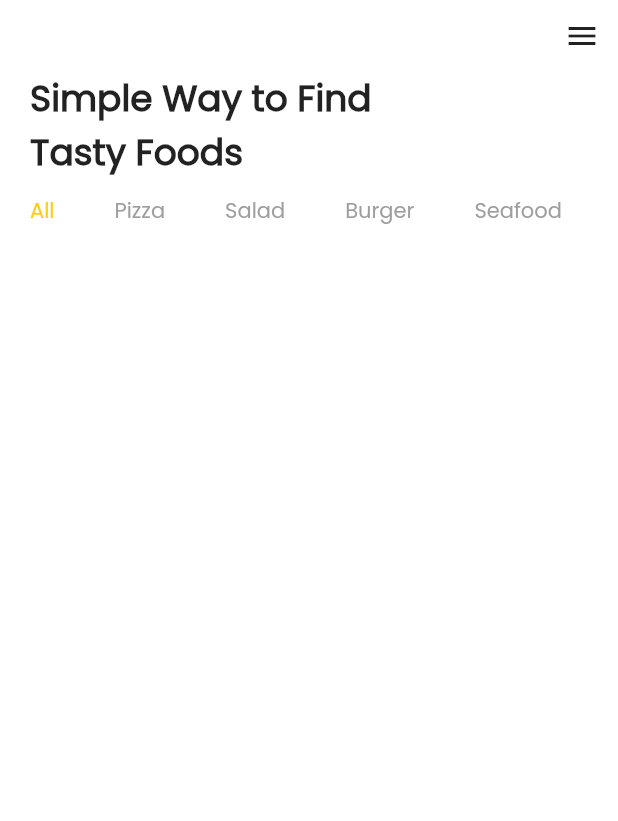
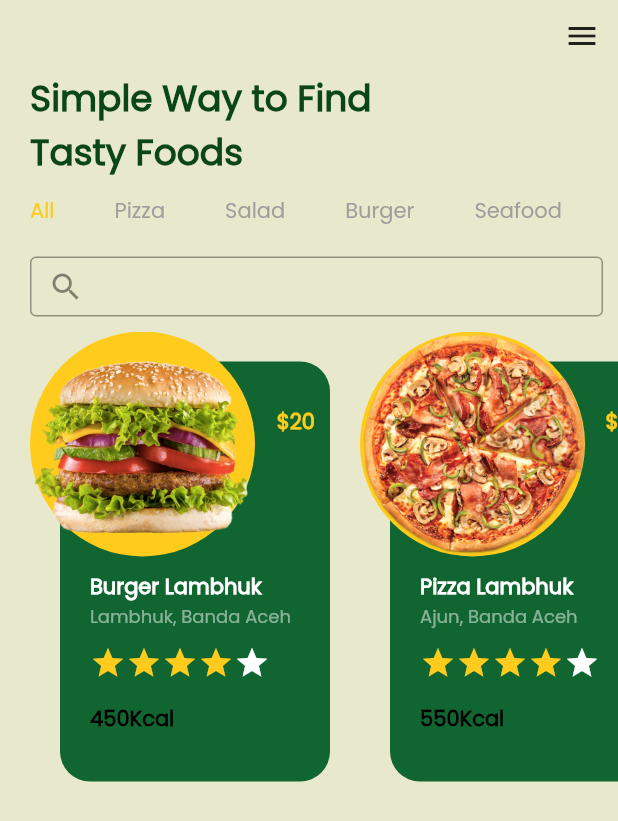
Before and after one commit to Apryn/food_app, a Flutter app: the screen it shows after launch, on a phone screen of 412 x 824 dp. Shown: the top 821 px of the screen. Run offline on Flutter 3.47's test engine with Material 2 defaults, Android fonts, the phone set to English and light mode, and no system bars.

Commit message:
Add HomeScreen

```diff
--- /dev/null
+++ b/lib/Screen/Home/Components/category_text.dart
@@ -0,0 +1,27 @@
+import 'package:flutter/material.dart';
+import 'package:food_app/theme.dart';
+
+class CategoryText extends StatelessWidget {
+  CategoryText({
+    Key? key,
+    required this.title,
+    this.active = false,
+  }) : super(key: key);
+
+  final String title;
+  bool active;
+
+  @override
+  Widget build(BuildContext context) {
+    return Padding(
+      padding: const EdgeInsets.only(left: 20, right: 20),
+      child: Text(
+        title,
+        style: Theme.of(context)
+            .textTheme
+            .button!
+            .copyWith(color: active ? primary : Colors.grey),
+      ),
+    );
+  }
+}
--- /dev/null
+++ b/lib/Screen/Home/Components/search_bar.dart
@@ -0,0 +1,23 @@
+import 'package:flutter/material.dart';
+
+class SearchBar extends StatelessWidget {
+  const SearchBar({
+    Key? key,
+  }) : super(key: key);
+
+  @override
+  Widget build(BuildContext context) {
+    return Container(
+      padding: const EdgeInsets.only(left: 20, right: 10, top: 20, bottom: 10),
+      height: 70,
+      width: double.infinity,
+      child: const TextField(
+        decoration: InputDecoration(
+            border: OutlineInputBorder(),
+            prefixIcon: Icon(
+              Icons.search,
+            )),
+      ),
+    );
+  }
+}
--- a/lib/Screen/Home/home_screen.dart
+++ b/lib/Screen/Home/home_screen.dart
@@ -1,8 +1,8 @@
-import 'dart:ffi';
-
-import 'package:flutter/cupertino.dart';
 import 'package:flutter/material.dart';
 import 'package:food_app/theme.dart';
+
+import 'Components/category_text.dart';
+import 'Components/search_bar.dart';
 
 class HomeScreen extends StatelessWidget {
   const HomeScreen({Key? key}) : super(key: key);
@@ -16,7 +16,7 @@ class HomeScreen extends StatelessWidget {
           children: [
             Container(
               alignment: Alignment.topRight,
-              child: IconButton(onPressed: () {}, icon: Icon(Icons.menu)),
+              child: IconButton(onPressed: () {}, icon: const Icon(Icons.menu)),
             ),
             Padding(
               padding: const EdgeInsets.only(left: 20, bottom: 10),
@@ -40,6 +40,27 @@ class HomeScreen extends StatelessWidget {
                 ],
               ),
             ),
+            const SearchBar(),
+            SingleChildScrollView(
+              scrollDirection: Axis.horizontal,
+              child: Row(
+                children: const [
+                  FoodCard(
+                    title: "Burger Lambhuk",
+                    place: "Lambhuk, Banda Aceh",
+                    price: "\$20",
+                    image: "assets/images/Burger.png",
+                    cal: "450Kcal",
+                  ),
+                  FoodCard(
+                      title: "Pizza Lambhuk",
+                      place: "Ajun, Banda Aceh",
+                      price: "\$50",
+                      image: "assets/images/Pizza.png",
+                      cal: "550Kcal"),
+                ],
+              ),
+            )
           ],
         ),
       ),
@@ -47,26 +68,104 @@ class HomeScreen extends StatelessWidget {
   }
 }
 
-class CategoryText extends StatelessWidget {
-  CategoryText({
+class FoodCard extends StatelessWidget {
+  const FoodCard({
     Key? key,
     required this.title,
-    this.active = false,
+    required this.place,
+    required this.cal,
+    required this.image,
+    required this.price,
   }) : super(key: key);
 
-  final String title;
-  bool active;
+  final String title, place, cal, image, price;
 
   @override
   Widget build(BuildContext context) {
-    return Padding(
-      padding: const EdgeInsets.only(left: 20, right: 20),
-      child: Text(
-        title,
-        style: Theme.of(context)
-            .textTheme
-            .button!
-            .copyWith(color: active ? primary : Colors.grey),
+    return Container(
+      margin: const EdgeInsets.only(left: 20),
+      height: 300,
+      width: 200,
+      child: Stack(
+        children: [
+          Positioned(
+            right: 0,
+            bottom: 0,
+            child: Container(
+              height: 280,
+              width: 180,
+              decoration: BoxDecoration(
+                  borderRadius: BorderRadius.circular(20), color: subheadline),
+            ),
+          ),
+          Container(
+            height: 150,
+            width: 150,
+            decoration:
+                const BoxDecoration(shape: BoxShape.circle, color: primary),
+          ),
+          Positioned(
+            child: Container(
+              height: 150,
+              width: 150,
+              decoration: BoxDecoration(
+                  image: DecorationImage(image: AssetImage(image))),
+            ),
+          ),
+          Positioned(
+            right: 10,
+            top: 50,
+            child: Text(
+              price,
+              style:
+                  const TextStyle(color: primary, fontWeight: FontWeight.bold),
+            ),
+          ),
+          Positioned(
+              top: 160,
+              left: 40,
+              child: Container(
+                width: 300,
+                child: Column(
+                  crossAxisAlignment: CrossAxisAlignment.start,
+                  children: [
+                    Text(
+                      title,
+                      style: TextStyle(
+                          fontWeight: FontWeight.bold, color: Colors.white),
+                    ),
+                    Text(place,
+                        style: TextStyle(
+                          fontSize: 12,
+                          color: Colors.white.withOpacity(0.5),
+                        )),
+                    const SizedBox(
+                      height: 10,
+                    ),
+                    Row(
+                      children: const [
+                        Icon(
+                          Icons.star,
+                          color: primary,
+                        ),
+                        Icon(Icons.star, color: primary),
+                        Icon(Icons.star, color: primary),
+                        Icon(Icons.star, color: primary),
+                        Icon(Icons.star, color: Colors.white),
+                      ],
+                    ),
+                    const SizedBox(
+                      height: 15,
+                    ),
+                    Text(
+                      cal,
+                      style: TextStyle(
+                          color: Colors.black, fontWeight: FontWeight.bold),
+                    )
+                  ],
+                ),
+              ))
+        ],
       ),
     );
   }
--- a/lib/main.dart
+++ b/lib/main.dart
@@ -1,5 +1,6 @@
 import 'package:flutter/material.dart';
 import 'package:food_app/Screen/Home/home_screen.dart';
+import 'package:food_app/theme.dart';
 
 void main() {
   runApp(MyApp());
@@ -13,10 +14,11 @@ class MyApp extends StatelessWidget {
     return MaterialApp(
       debugShowCheckedModeBanner: false,
       theme: ThemeData(
-          scaffoldBackgroundColor: Colors.white,
+          scaffoldBackgroundColor: bgcolor,
           fontFamily: "Poppins",
-          textTheme:
-              TextTheme(headline5: TextStyle(fontWeight: FontWeight.bold))),
+          textTheme: TextTheme(
+              headline5:
+                  TextStyle(fontWeight: FontWeight.bold, color: headline))),
       home: const HomeScreen(),
     );
   }
--- a/lib/theme.dart
+++ b/lib/theme.dart
@@ -1,4 +1,6 @@
 import 'package:flutter/material.dart';
 
 const primary = Color(0xffFFCC1D);
-const green = Color(0xff0B4619);
+const bgcolor = Color(0xffE8E8CC);
+const headline = Color(0xff0B4619);
+const subheadline = Color(0xff116530);
```
Also changed, not shown: assets/images/Burger.png (added), assets/images/Pizza.png (added).
